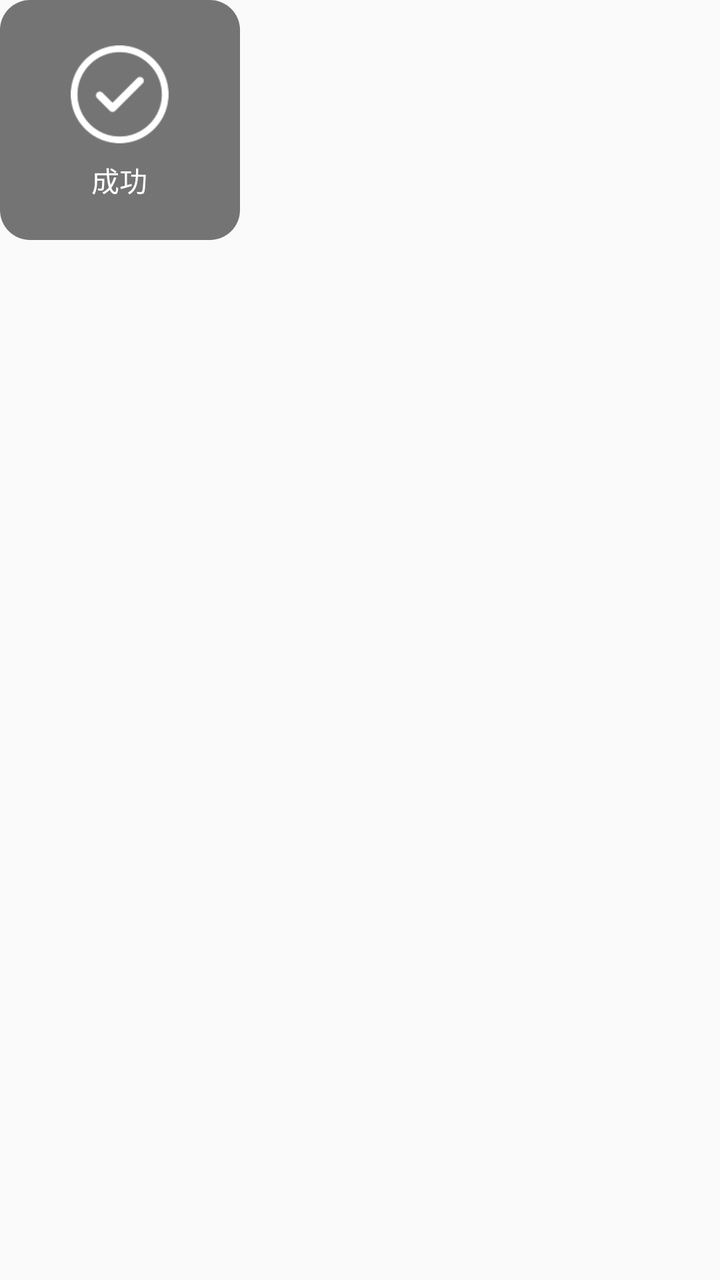
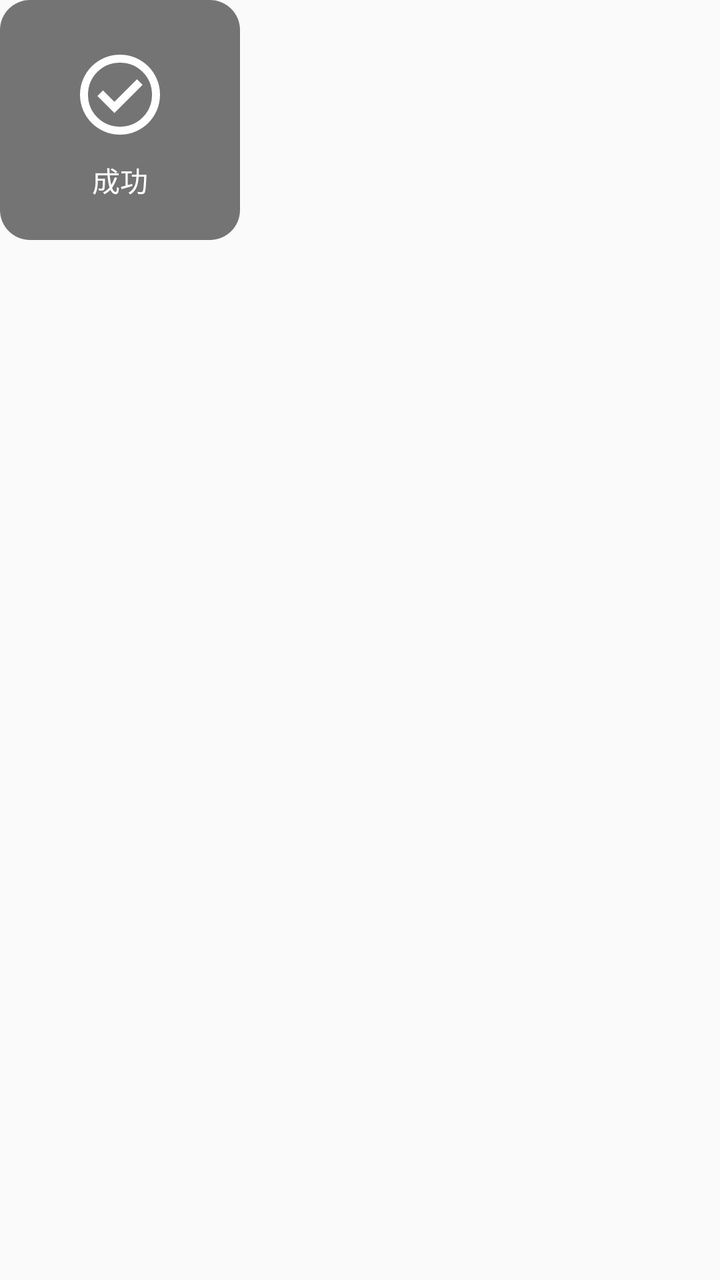

Screens rendered from an Android XML layout before and after an edit, with the pre-edit source and the edit as a unified diff.
<!-- AndroidManifest.xml: another module's application theme AppTheme -->
<!-- res/layout/toast_vote_succeed_layout.xml -->
<?xml version="1.0" encoding="utf-8"?>
<RelativeLayout
    xmlns:android="http://schemas.android.com/apk/res/android"
    android:orientation="vertical"
    android:layout_width="match_parent"
    android:layout_height="match_parent">

    <RelativeLayout
        android:layout_width="120dp"
        android:layout_height="120dp"
        android:background="@drawable/toast_bg"
        android:layout_alignParentTop="true"
        android:layout_alignParentLeft="true"
        android:layout_alignParentStart="true">

        <LinearLayout
            android:layout_width="wrap_content"
            android:layout_height="wrap_content"
            android:layout_centerInParent="true"
            android:orientation="vertical">

            <ImageView
                android:layout_width="wrap_content"
                android:layout_height="55dp"
                android:layout_marginLeft="5dp"
                android:layout_marginRight="5dp"
                android:src="@mipmap/success_img"/>

            <TextView
                android:id="@+id/hint_text"
                android:layout_width="match_parent"
                android:layout_height="wrap_content"
                android:layout_marginTop="5dp"
                android:textSize="14sp"
                android:textColor="#fff"
                android:gravity="center"
                android:text="成功"/>

        </LinearLayout>
    </RelativeLayout>

</RelativeLayout>
<!-- resources referenced by this layout -->
<resources>
  <!-- drawable toast_bg (drawable) -->
  <?xml version="1.0" encoding="utf-8"?>
  <shape xmlns:android="http://schemas.android.com/apk/res/android">
  
      <solid android:color="#8000"/>
      <corners android:radius="15dp"/>
  </shape>
  <!-- mipmap success_img: png bitmap (mipmap-xhdpi, 1246 bytes) -->
  <style name="AppTheme" parent="Theme.AppCompat.Light.DarkActionBar">
          
          <item name="colorPrimary">@color/colorPrimary</item>
          <item name="colorPrimaryDark">@color/colorPrimaryDark</item>
          <item name="colorAccent">@color/colorAccent</item>
      </style>
  <color name="colorPrimary">#008577</color>
  <color name="colorPrimaryDark">#00574B</color>
  <color name="colorAccent">#D81B60</color>
</resources>

<!-- the commit's change to res/layout/toast_vote_succeed_layout.xml (unified diff, before → after) -->
@@ -24,7 +24,7 @@
                 android:layout_height="55dp"
                 android:layout_marginLeft="5dp"
                 android:layout_marginRight="5dp"
-                android:src="@mipmap/success_img"/>
+                android:src="@drawable/google_success"/>
 
             <TextView
                 android:id="@+id/hint_text"
<!-- resource entries referenced after the edit -->
@@ -1,5 +1,15 @@
 <!-- resources referenced by this layout -->
 <resources>
+  <!-- drawable google_success (drawable) -->
+  <vector xmlns:android="http://schemas.android.com/apk/res/android"
+      android:width="48dp"
+      android:height="48dp"
+      android:viewportWidth="960"
+      android:viewportHeight="960">
+    <path
+        android:pathData="m424,664 l282,-282 -56,-56 -226,226 -114,-114 -56,56 170,170ZM480,880q-83,0 -156,-31.5T197,763q-54,-54 -85.5,-127T80,480q0,-83 31.5,-156T197,197q54,-54 127,-85.5T480,80q83,0 156,31.5T763,197q54,54 85.5,127T880,480q0,83 -31.5,156T763,763q-54,54 -127,85.5T480,880ZM480,800q134,0 227,-93t93,-227q0,-134 -93,-227t-227,-93q-134,0 -227,93t-93,227q0,134 93,227t227,93ZM480,480Z"
+        android:fillColor="#fff"/>
+  </vector>
   <!-- drawable toast_bg (drawable) -->
   <?xml version="1.0" encoding="utf-8"?>
   <shape xmlns:android="http://schemas.android.com/apk/res/android">
@@ -7,7 +17,6 @@
       <solid android:color="#8000"/>
       <corners android:radius="15dp"/>
   </shape>
-  <!-- mipmap success_img: png bitmap (mipmap-xhdpi, 1246 bytes) -->
   <style name="AppTheme" parent="Theme.AppCompat.Light.DarkActionBar">
           
           <item name="colorPrimary">@color/colorPrimary</item>
